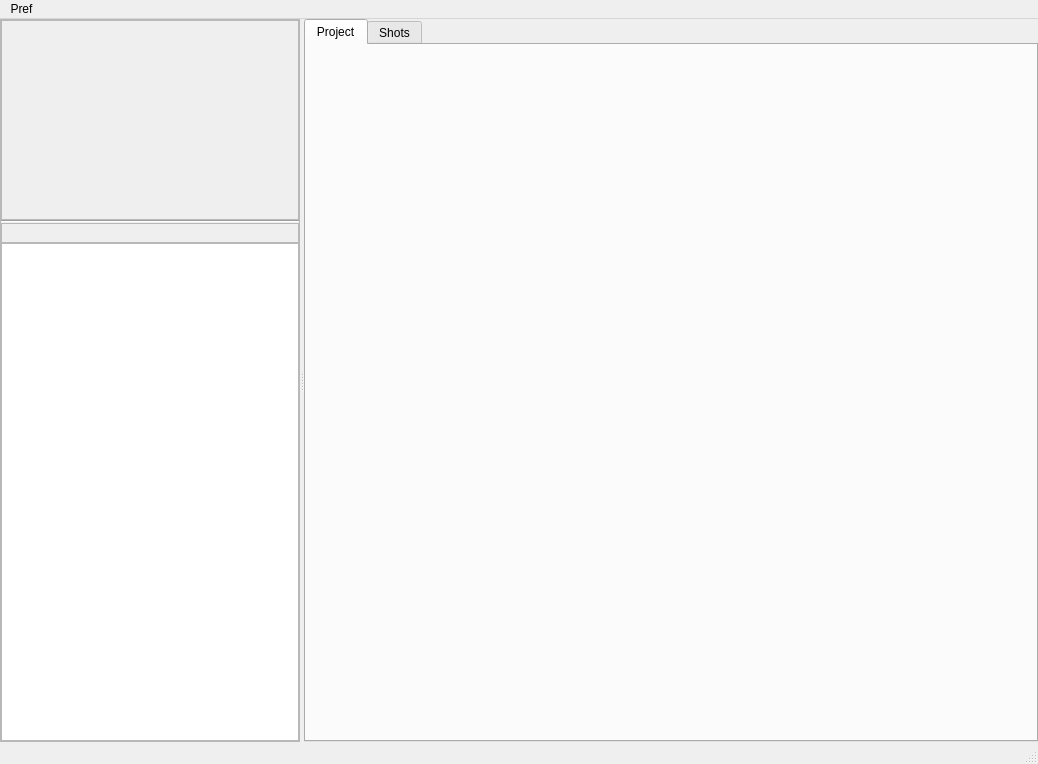
The window that appli/prodManager/ui/prodManager.ui (snaress/bank) describes before a commit, drawn with Qt 5.
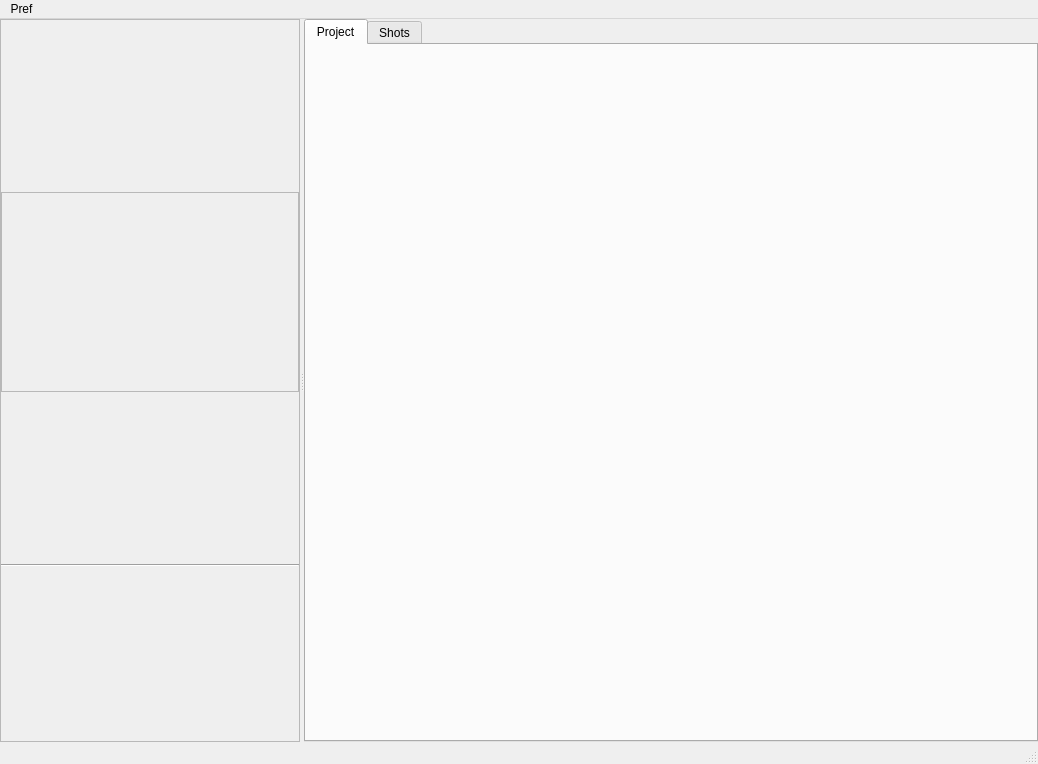
The same window after the commit.

Commit message: ProjectTab: TabProject updated, mise en place mainTree

Diff of the .ui file:
```diff
--- a/appli/prodManager/ui/prodManager.ui
+++ b/appli/prodManager/ui/prodManager.ui
@@ -57,6 +57,12 @@
             <height>200</height>
            </size>
           </property>
+          <property name="maximumSize">
+           <size>
+            <width>16777215</width>
+            <height>200</height>
+           </size>
+          </property>
           <property name="frameShape">
            <enum>QFrame::StyledPanel</enum>
           </property>
@@ -77,30 +83,6 @@
           </property>
          </widget>
         </item>
-        <item>
-         <widget class="QFrame" name="hfTree">
-          <property name="minimumSize">
-           <size>
-            <width>0</width>
-            <height>20</height>
-           </size>
-          </property>
-          <property name="frameShape">
-           <enum>QFrame::StyledPanel</enum>
-          </property>
-          <layout class="QHBoxLayout" name="horizontalLayout_2">
-           <property name="spacing">
-            <number>0</number>
-           </property>
-           <property name="margin">
-            <number>0</number>
-           </property>
-          </layout>
-         </widget>
-        </item>
-        <item>
-         <widget class="QTreeView" name="twTree"/>
-        </item>
        </layout>
       </widget>
       <widget class="QTabWidget" name="tabManager">
```
Left out of the diff: 4 changed lines with no effect on the pictures. The commit also changes 8 other files.
